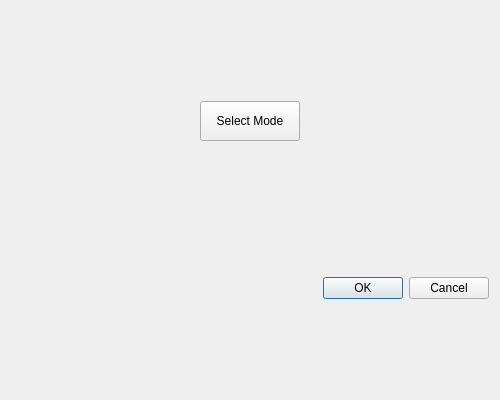
Old version of the form lib/gui/designes/queue_editor_window.ui in the repository tmarenko/mff_auto.
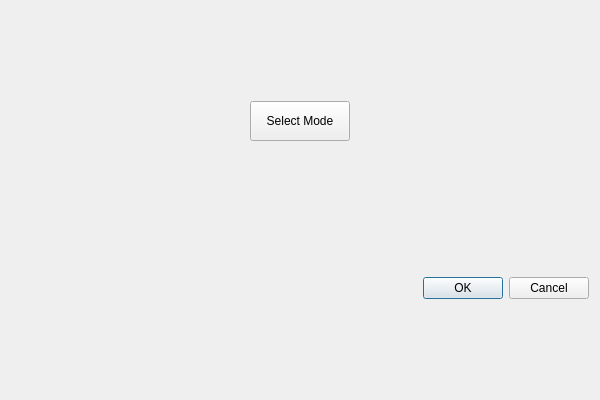
New version of the form.

Commit message: gui: use grid layout for rendering Queue Item Editor

Patch:
```diff
--- a/lib/gui/designes/queue_editor_window.ui
+++ b/lib/gui/designes/queue_editor_window.ui
@@ -6,7 +6,7 @@
    <rect>
     <x>0</x>
     <y>0</y>
-    <width>500</width>
+    <width>600</width>
     <height>400</height>
    </rect>
   </property>
```
Left out of the diff: 2 changed lines with no effect on the pictures. The commit also changes 3 other files.
